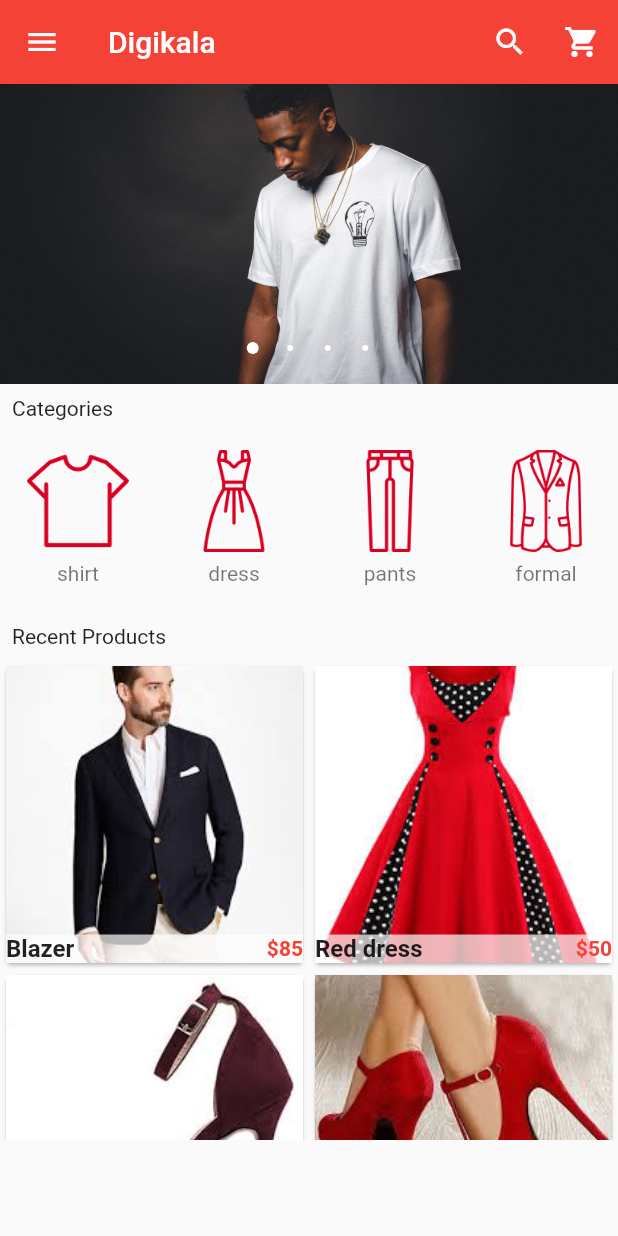
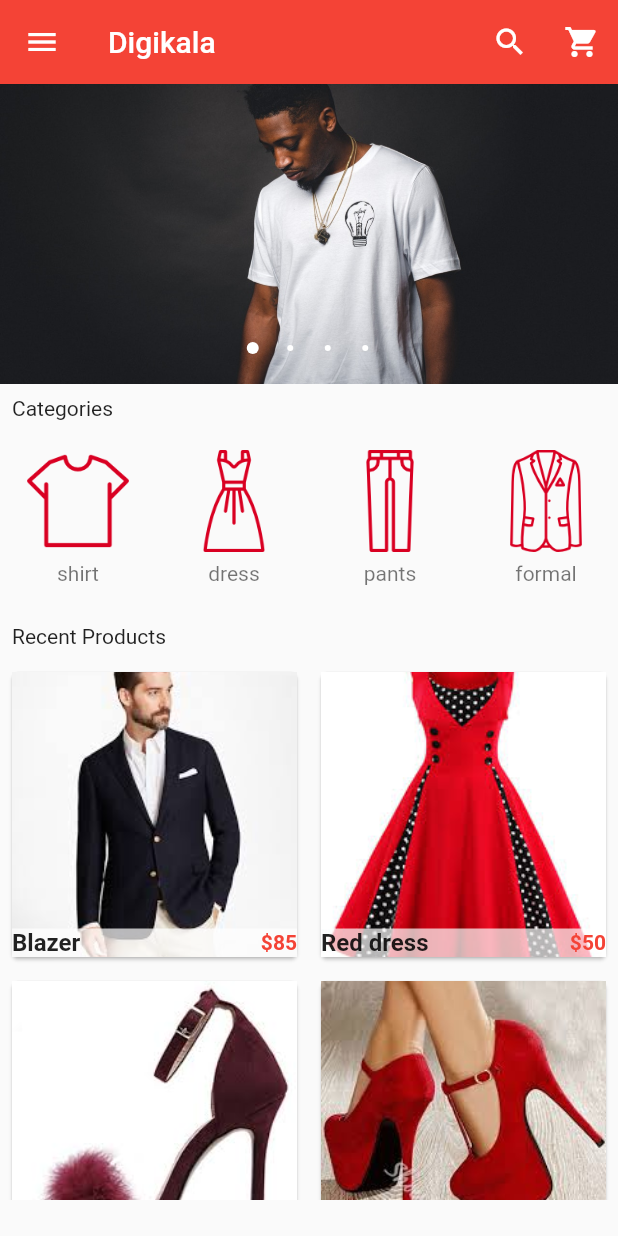
Before and after one commit to mratwan/online-shop-application, a Flutter app: the screen it shows after launch, on a phone screen of 412 x 824 dp. Run offline on Flutter 3.47's test engine with Material 2 defaults, Android fonts, the phone set to English and light mode, and no system bars; drawn by our look-alikes of carousel_pro.

Commit message:
resolve some issues

```diff
--- a/lib/components/products.dart
+++ b/lib/components/products.dart
@@ -53,11 +53,14 @@ class _ProductsState extends State<Products> {
         gridDelegate:
         new SliverGridDelegateWithFixedCrossAxisCount(crossAxisCount: 2),
         itemBuilder: (BuildContext context, int index) {
-          return Single_prod(
-            prod_name: product_list[index]['name'],
-            prod_picture: product_list[index]['picture'],
-            prod_old_price: product_list[index]['old_price'],
-            prod_price: product_list[index]['price'],
+          return Padding(
+            padding: const EdgeInsets.all(4.0),
+            child: Single_prod(
+              prod_name: product_list[index]['name'],
+              prod_picture: product_list[index]['picture'],
+              prod_old_price: product_list[index]['old_price'],
+              prod_price: product_list[index]['price'],
+            ),
           );
         });
   }
--- a/lib/main.dart
+++ b/lib/main.dart
@@ -154,7 +154,7 @@ class _HomePageState extends State<HomePage> {
             child: Text('Recent Products'),
           ),
           Container(
-            height: 320.0,
+            height: 360.0,
             child: Products(),
           )
         ],
```
